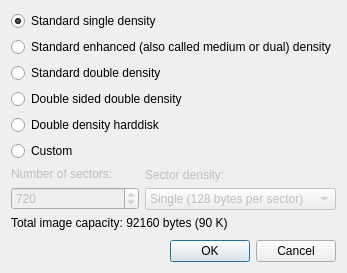
Old version of the form createimagedialog.ui in the repository RespeQt/RespeQt.
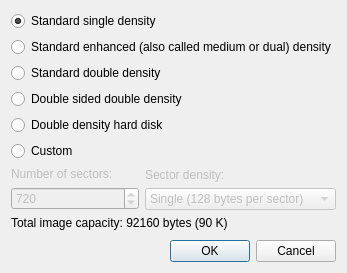
New version of the form.

Commit message: disk format identification reworked

Diff of the .ui file:
```diff
--- a/createimagedialog.ui
+++ b/createimagedialog.ui
@@ -72,7 +72,7 @@
       <item>
        <widget class="QRadioButton" name="harddiskButton">
         <property name="text">
-         <string>Double density harddisk</string>
+         <string>Double density hard disk</string>
         </property>
        </widget>
       </item>
```
Left out of the diff: 22 changed lines with no effect on the pictures. The commit also changes 10 other files.
